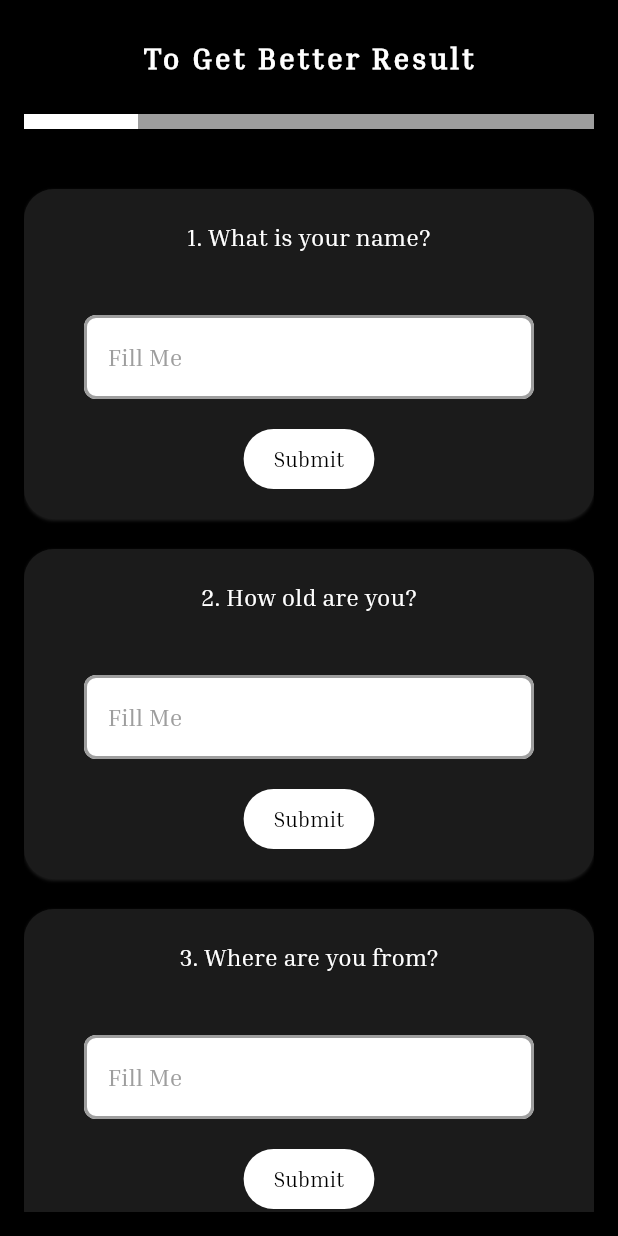
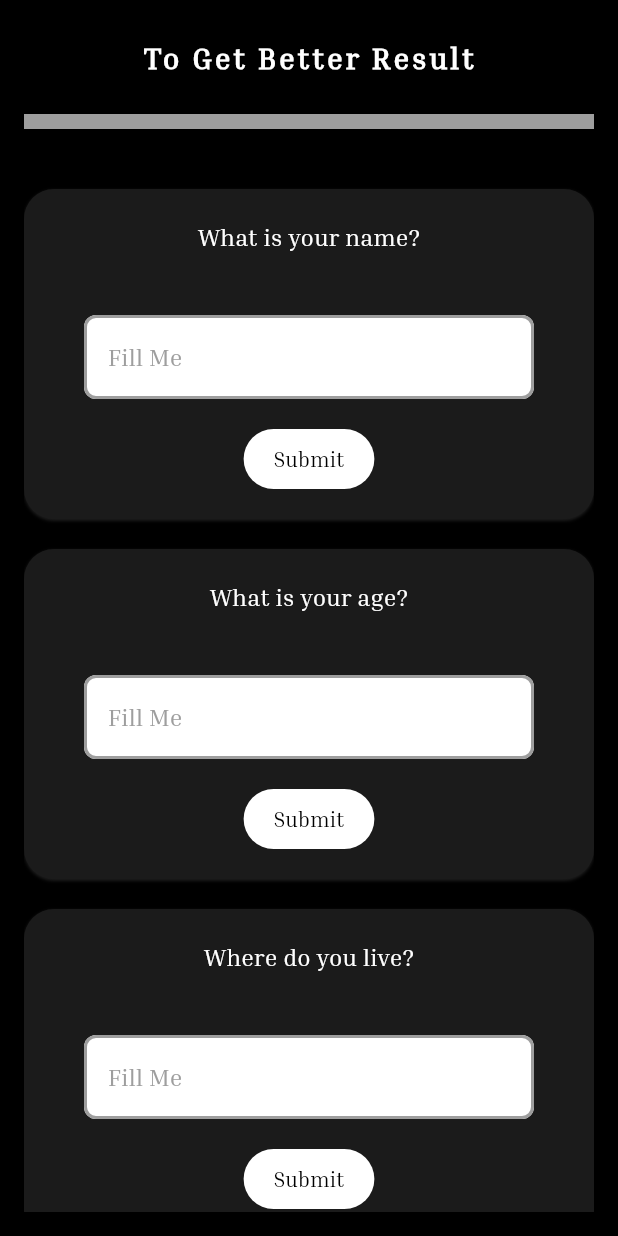
Before and after one commit to ShineWaiYanAung/innovatioProject, a Flutter app: the QuestionnairePage screen opened directly, after a tap on "Submit", on a phone screen of 412 x 824 dp. Run offline on Flutter 3.47's test engine with Material 3 defaults, Android fonts, the phone set to English and light mode, and no system bars; our stand-ins replace curved_navigation_bar, device_preview, fl_chart, flutter_bloc, lottie, smooth_page_indicator.

Commit message:
Pushing The Inv

```diff
--- a/lib/features/appBusinessFeatures/pages/Questionire/questionirepage.dart
+++ b/lib/features/appBusinessFeatures/pages/Questionire/questionirepage.dart
@@ -6,20 +6,31 @@ class QuestionnairePage extends StatefulWidget {
 }
 
 class _QuestionnairePageState extends State<QuestionnairePage> {
-  final List<String> questions = [
-    "What is your name?",
-    "How old are you?",
-    "Where are you from?",
-    "What is your favorite hobby?",
-    "What is your favorite food?",
-  ];
+  final TextEditingController question1 = TextEditingController();
+  final TextEditingController question2 = TextEditingController();
+  final TextEditingController question3 = TextEditingController();
+  final TextEditingController question4 = TextEditingController();
+  final TextEditingController question5 = TextEditingController();
 
-  int currentQuestionIndex = 0; // Track the current question
-  int totalQuestions = 5; // Total number of questions
+  // List to store the answers
+  List<String> answers = [];
+
+  // Track if a question has been answered
+  List<bool> isAnswered = [false, false, false, false, false];
 
   @override
   Widget build(BuildContext context) {
-    double progress = (currentQuestionIndex + 1) / totalQuestions;
+    // Calculate progress (0.0 to 1.0) based on the number of answers
+    double progress = answers.length / 5.0;
+
+    // List of questions
+    final List<QuestionModelModel> questions = [
+      QuestionModelModel(question: "What is your name?", controller: question1),
+      QuestionModelModel(question: "What is your age?", controller: question2),
+      QuestionModelModel(question: "Where do you live?", controller: question3),
+      QuestionModelModel(question: "What is your profession?", controller: question4),
+      QuestionModelModel(question: "What is your hobby?", controller: question5),
+    ];
 
     return Scaffold(
       body: SafeArea(
@@ -41,30 +52,26 @@ class _QuestionnairePageState extends State<QuestionnairePage> {
               ),
               // ListView.builder for the questionnaire
               Positioned(
-                top:
-                    100, // Adjust this value based on how much space you want from the top
+                top: 100, // Adjust this value based on how much space you want from the top
                 left: 0,
                 right: 0,
                 bottom: 0, // Allow it to take up the rest of the space
                 child: ListView.builder(
-                  itemCount:
-                      questions.length, // Use the actual number of questions
+                  itemCount: questions.length, // Use the actual number of questions
                   itemBuilder: (context, index) {
-                    return buildQuestionnaireCard(context, index);
+                    return buildQuestionnaireCard(context, index, questions);
                   },
                 ),
               ),
               // Progress indicator at the top
               Positioned(
-                top:
-                    60, // Adjust this so the progress bar sits below the "To Get Better Result" text
+                top: 60, // Adjust this so the progress bar sits below the "To Get Better Result" text
                 left: 0,
                 right: 0,
                 child: LinearProgressIndicator(
-                  color: Colors.white,
+                  color: Colors.blue,
                   backgroundColor: Colors.grey,
-
-                  value: progress,
+                  value: progress, // Pass progress value here
                   minHeight: 10,
                 ),
               ),
@@ -75,7 +82,10 @@ class _QuestionnairePageState extends State<QuestionnairePage> {
     );
   }
 
-  Widget buildQuestionnaireCard(BuildContext context, int index) {
+  // Method to build the questionnaire card
+  Widget buildQuestionnaireCard(BuildContext context, int index, List<QuestionModelModel> questions) {
+    final eachQuestion = questions[index];
+
     return Padding(
       padding: const EdgeInsets.symmetric(vertical: 10.0),
       child: Container(
@@ -85,13 +95,16 @@ class _QuestionnairePageState extends State<QuestionnairePage> {
           borderRadius: BorderRadius.circular(20),
           boxShadow: [
             BoxShadow(
-                color: Color(0xff1B1B1B), offset: Offset(0, 1), blurRadius: 1),
+              color: Color(0xff1B1B1B),
+              offset: Offset(0, 1),
+              blurRadius: 1,
+            ),
           ],
         ),
         child: Column(
           children: [
             Text(
-              "${index + 1}. ${questions[index]}", // Display question number and text
+              eachQuestion.question, // Display question text
               style: Theme.of(context).textTheme.titleMedium?.copyWith(
                 color: Colors.white, // White text for questions
               ),
@@ -100,23 +113,24 @@ class _QuestionnairePageState extends State<QuestionnairePage> {
             SizedBox(
               width: 300,
               child: TextField(
+                controller: eachQuestion.controller,
                 decoration: InputDecoration(
                   hintText: 'Fill Me',
                   hintStyle: Theme.of(context).textTheme.titleMedium?.copyWith(
                     color: Colors.grey, // Hint text color
                   ),
                   filled: true,
-                  fillColor: Colors.white, // Background color when focused
+                  fillColor: Colors.white,
                   enabledBorder: OutlineInputBorder(
                     borderSide: BorderSide(
-                      color: Colors.grey, // Border color when not focused
+                      color: Colors.grey,
                       width: 2.0,
                     ),
                     borderRadius: BorderRadius.circular(8.0),
                   ),
                   focusedBorder: OutlineInputBorder(
                     borderSide: BorderSide(
-                      color: Colors.blue, // Border color when focused
+                      color: Colors.blue,
                       width: 2.0,
                     ),
                     borderRadius: BorderRadius.circular(8.0),
@@ -126,25 +140,39 @@ class _QuestionnairePageState extends State<QuestionnairePage> {
             ),
             SizedBox(height: 20),
             GestureDetector(
-              onTap: () {
-                if (currentQuestionIndex > 0) currentQuestionIndex--;
-
-
+              onTap: isAnswered[index]
+                  ? () {
+                // If the question is answered, allow editing the answer
+                setState(() {
+                  isAnswered[index] = false; // Set it to false so they can edit
+                });
+              }
+                  : () {
+                // If the question is not answered, submit the answer
+                if (eachQuestion.controller.text.isNotEmpty) {
+                  if (!isAnswered[index]) {
+                    answers.add(eachQuestion.controller.text);
+                    isAnswered[index] = true; // Mark the question as answered
+                    print("The Answer $index is ${eachQuestion.controller.text}");
+                  }
+                  setState(() {}); // Rebuild to update progress bar and UI
+                }
               },
               child: Container(
                 decoration: BoxDecoration(
-                  color: Colors.white,
+                  color: isAnswered[index] ? Colors.grey : Colors.white, // Change color when answered
                   borderRadius: BorderRadius.circular(20),
                   boxShadow: [
                     BoxShadow(
                       color: Color(0xff1B1B1B),
                       offset: Offset(0, 1),
-                        blurRadius: 1),
+                      blurRadius: 1,
+                    ),
                   ],
                 ),
                 padding: EdgeInsets.symmetric(horizontal: 20, vertical: 10),
                 child: Text(
-                  "Submit",
+                  isAnswered[index] ? "Edit" : "Submit", // Change text when answered
                   style: Theme.of(context).textTheme.titleSmall?.copyWith(
                     color: Colors.black,
                   ),
@@ -158,46 +186,9 @@ class _QuestionnairePageState extends State<QuestionnairePage> {
   }
 }
 
-// Row(
-// mainAxisAlignment: MainAxisAlignment.spaceBetween,
-// children: [
-// if (currentQuestionIndex > 0)
-// ElevatedButton(
-// onPressed: () {
-// setState(() {
-// currentQuestionIndex--;
-// });
-// },
-// child: Text('Previous'),
-// ),
-// ElevatedButton(
-// onPressed: () {
-// setState(() {
-// if (currentQuestionIndex < totalQuestions - 1) {
-// currentQuestionIndex++;
-// } else {
-// // Submit the questionnaire
-// showDialog(
-// context: context,
-// builder: (context) => AlertDialog(
-// title: Text('All Questions Completed'),
-// content: Text('Thank you for completing the questionnaire!'),
-// actions: [
-// TextButton(
-// onPressed: () {
-// Navigator.of(context).pop();
-// },
-// child: Text('OK'),
-// ),
-// ],
-// ),
-// );
-// }
-// });
-// },
-// child: Text(currentQuestionIndex < totalQuestions - 1
-// ? 'Next'
-//     : 'Submit'),
-// ),
-// ],
-// ),
+class QuestionModelModel {
+  final String question;
+  final TextEditingController controller;
+
+  QuestionModelModel({required this.question, required this.controller});
+}
```
Lines whose indentation alone changed are shown as unchanged.
